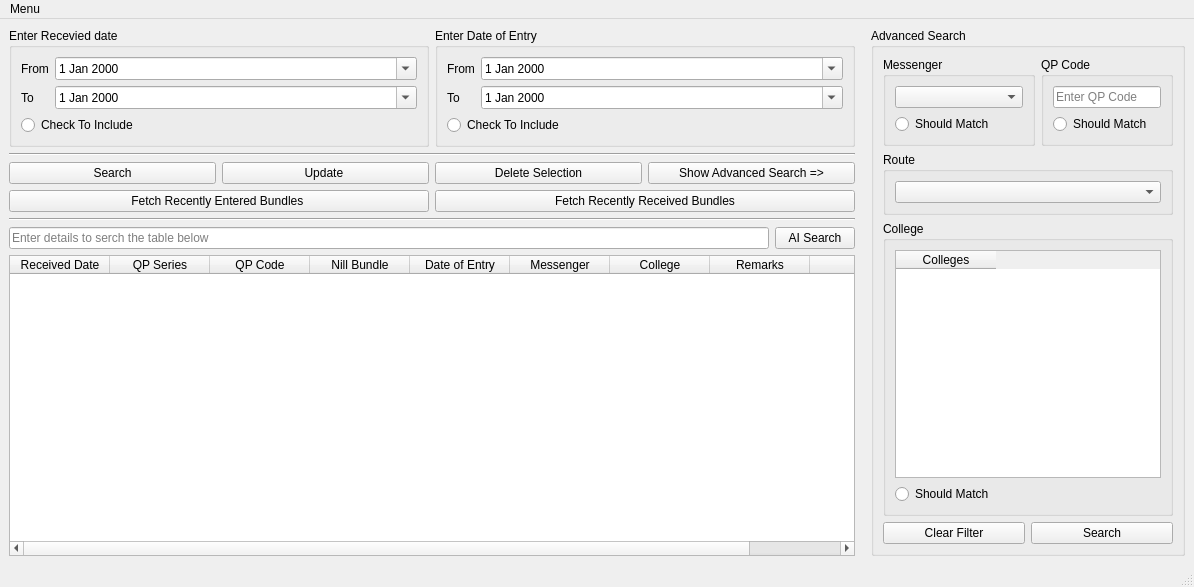
This is Other Files/Bundle Browser.ui in abhi245y/cd-unit-bundle-manager-2.0 as Qt 5 draws it before an edit. The edited form follows.
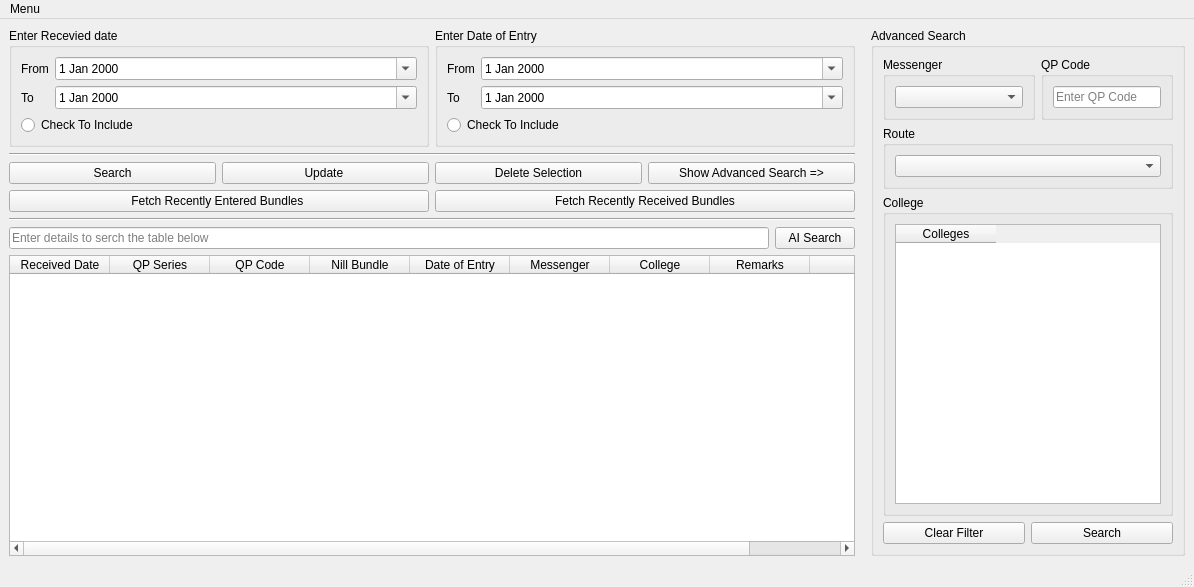
This is the edited form. Icons and pictures are not drawn.

```diff
--- a/Other Files/Bundle Browser.ui
+++ b/Other Files/Bundle Browser.ui
@@ -409,13 +409,6 @@
                 </property>
                </widget>
               </item>
-              <item>
-               <widget class="QRadioButton" name="matchMessengerRB">
-                <property name="text">
-                 <string>Should Match</string>
-                </property>
-               </widget>
-              </item>
              </layout>
             </widget>
            </item>
@@ -444,13 +437,6 @@
                 </property>
                </widget>
               </item>
-              <item>
-               <widget class="QRadioButton" name="matchQPRB">
-                <property name="text">
-                 <string>Should Match</string>
-                </property>
-               </widget>
-              </item>
              </layout>
             </widget>
            </item>
@@ -496,13 +482,6 @@
               </column>
              </widget>
             </item>
-            <item>
-             <widget class="QRadioButton" name="matchCollegeRB">
-              <property name="text">
-               <string>Should Match</string>
-              </property>
-             </widget>
-            </item>
            </layout>
           </widget>
          </item>
```
Left out of the diff: 4 changed lines with no effect on the pictures.
